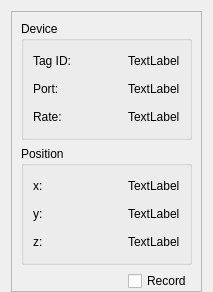
Qt form tag_item_ui.ui (xEnVrE/DecaWaveEVB1000Viewer) before a commit.
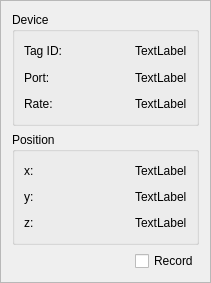
The same form after that commit.

Commit message: change TagItem widget type from QWidget to QFrame

Patch:
```diff
--- a/tag_item_ui.ui
+++ b/tag_item_ui.ui
@@ -1,43 +1,31 @@
 <?xml version="1.0" encoding="UTF-8"?>
 <ui version="4.0">
  <class>tagItem</class>
- <widget class="QWidget" name="tagItem">
+ <widget class="QFrame" name="tagItem">
   <property name="geometry">
    <rect>
     <x>0</x>
     <y>0</y>
-    <width>213</width>
-    <height>292</height>
+    <width>211</width>
+    <height>283</height>
    </rect>
   </property>
   <property name="maximumSize">
    <size>
     <width>16777215</width>
-    <height>292</height>
+    <height>283</height>
    </size>
   </property>
   <property name="windowTitle">
    <string>Form</string>
   </property>
-  <layout class="QVBoxLayout" name="verticalLayout">
-   <property name="bottomMargin">
-    <number>0</number>
-   </property>
-   <item>
-    <widget class="QFrame" name="tagItemFrame">
      <property name="frameShape">
       <enum>QFrame::StyledPanel</enum>
      </property>
      <property name="frameShadow">
       <enum>QFrame::Raised</enum>
      </property>
-     <property name="lineWidth">
-      <number>1</number>
-     </property>
-     <layout class="QVBoxLayout" name="verticalLayout_2">
-      <property name="bottomMargin">
-       <number>0</number>
-      </property>
+  <layout class="QVBoxLayout" name="verticalLayout">
       <item>
        <widget class="QGroupBox" name="deviceGroupBox">
         <property name="title">
@@ -219,7 +207,7 @@
        </widget>
       </item>
       <item>
-       <layout class="QHBoxLayout" name="horizontalLayout">
+    <layout class="QHBoxLayout" name="recordLayout">
         <item>
          <spacer name="horizontalSpacer">
           <property name="orientation">
@@ -247,9 +235,6 @@
          </widget>
         </item>
        </layout>
-      </item>
-     </layout>
-    </widget>
    </item>
   </layout>
  </widget>
```
Left out of the diff: 4 changed lines with no effect on the pictures. Lines whose indentation alone changed are shown as unchanged. The commit also changes 1 other file.
